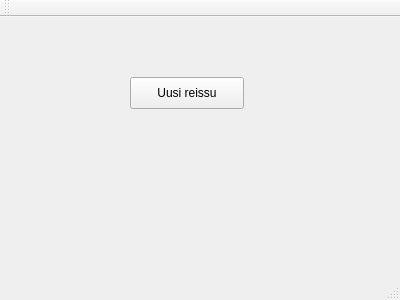
samuliwritescode/uistelupaivakirja-desktop, file mainwindow.ui: the form before one commit.
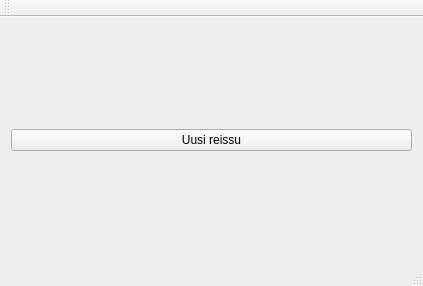
The form after the commit.

```diff
--- a/mainwindow.ui
+++ b/mainwindow.ui
@@ -6,27 +6,23 @@
    <rect>
     <x>0</x>
     <y>0</y>
-    <width>400</width>
-    <height>300</height>
+    <width>423</width>
+    <height>286</height>
    </rect>
   </property>
   <property name="windowTitle">
    <string>MainWindow</string>
   </property>
   <widget class="QWidget" name="centralWidget">
+   <layout class="QGridLayout" name="gridLayout">
+    <item row="0" column="0">
    <widget class="QPushButton" name="pushButton">
-    <property name="geometry">
-     <rect>
-      <x>130</x>
-      <y>60</y>
-      <width>114</width>
-      <height>32</height>
-     </rect>
-    </property>
     <property name="text">
      <string>Uusi reissu</string>
     </property>
    </widget>
+    </item>
+   </layout>
   </widget>
   <widget class="QMenuBar" name="menuBar">
    <property name="geometry">
```
Left out of the diff: 2 changed lines with no effect on the pictures. Lines whose indentation alone changed are shown as unchanged.
